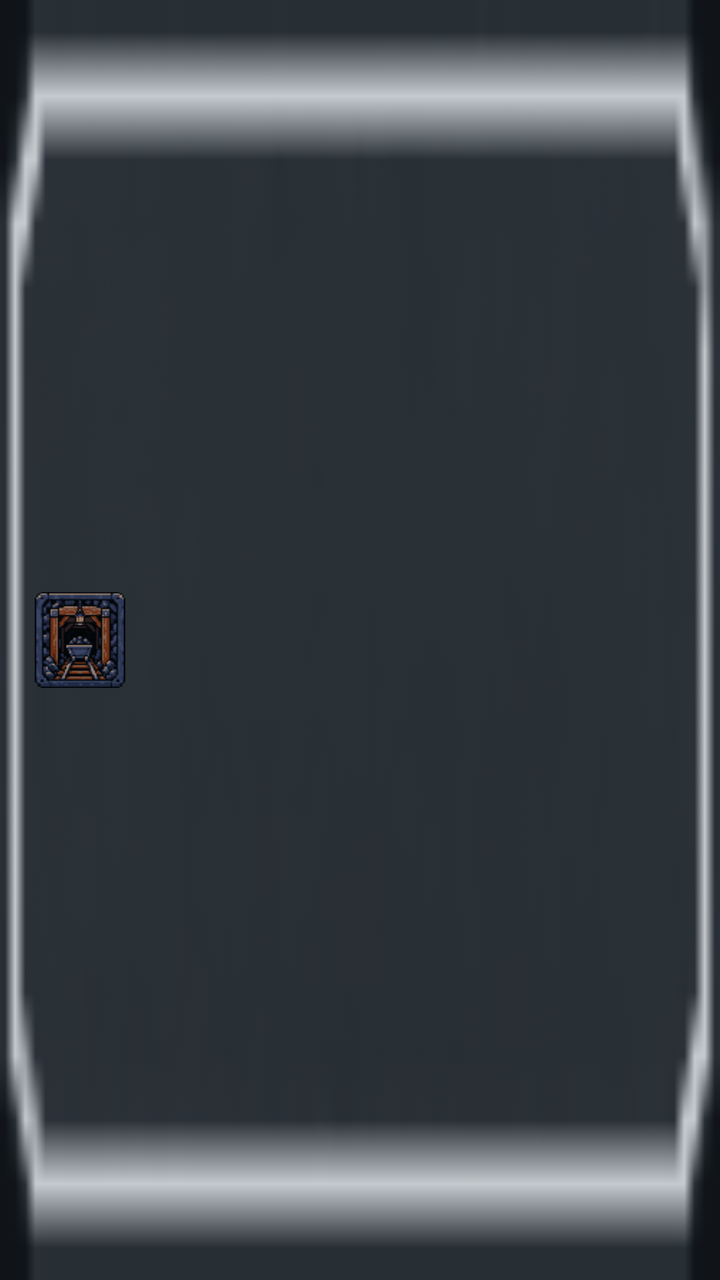
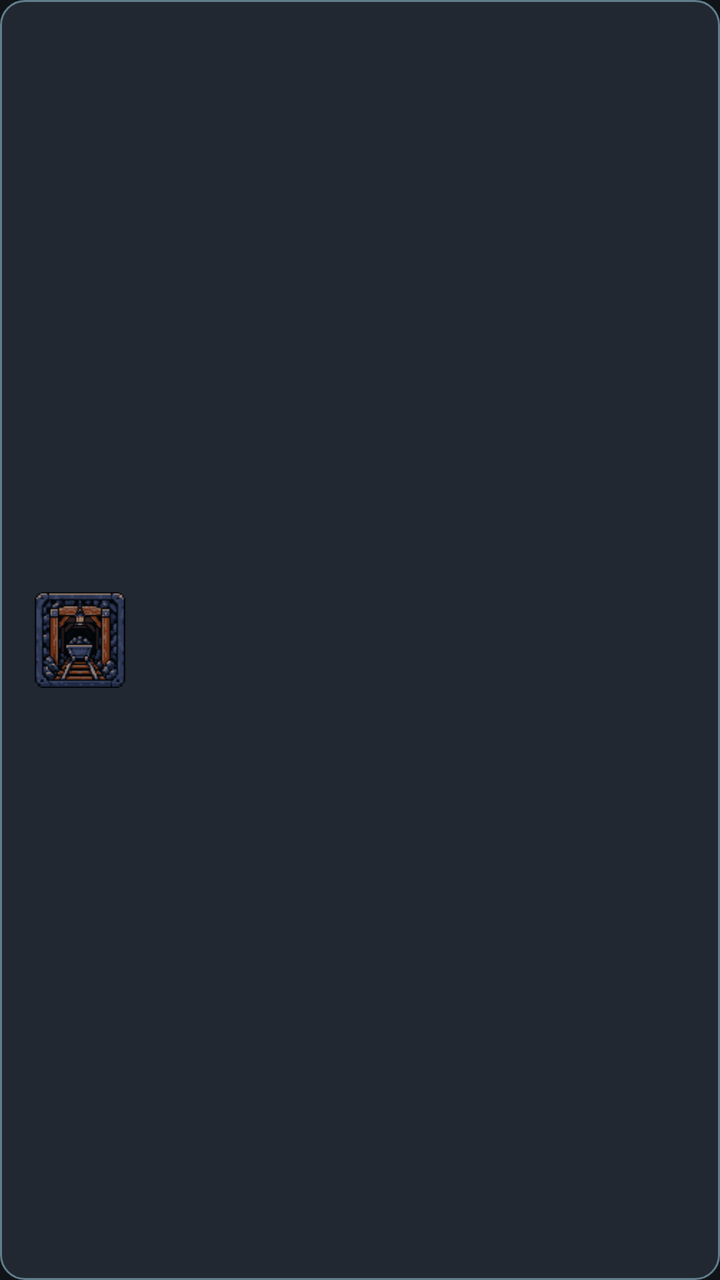

An Android layout rendered at two revisions. The XML below is the earlier revision; the diff shows what the commit changed to produce the second picture.
<!-- AndroidManifest.xml: application theme Theme.MinesweeperEvolution -->
<!-- res/layout/item_mode_card.xml -->
<?xml version="1.0" encoding="utf-8"?>
<LinearLayout xmlns:android="http://schemas.android.com/apk/res/android"
    android:layout_width="match_parent"
    android:layout_height="wrap_content"
    android:orientation="horizontal"
    android:gravity="center_vertical"
    android:background="@drawable/ui_button_normal"
    android:padding="16dp"
    android:clickable="true"
    android:focusable="true">

    <ImageView
        android:id="@+id/ivModeIcon"
        android:layout_width="48dp"
        android:layout_height="48dp"
        android:layout_marginEnd="12dp"
        android:scaleType="fitCenter"
        android:contentDescription="@null"
        android:src="@drawable/mode_classic" />

    <LinearLayout
        android:layout_width="0dp"
        android:layout_height="wrap_content"
        android:layout_weight="1"
        android:orientation="vertical">

        <TextView
            android:id="@+id/tvModeName"
            style="@style/ModeTitle"
            android:fontFamily="@font/pixelify_sans"
            android:layout_width="wrap_content"
            android:layout_height="wrap_content" />

        <TextView
            android:id="@+id/tvModeDesc"
            style="@style/ModeDesc"
            android:fontFamily="@font/pixelify_sans"
            android:layout_width="match_parent"
            android:layout_height="wrap_content"
            android:layout_marginTop="4dp" />
    </LinearLayout>
</LinearLayout>
<!-- resources referenced by this layout -->
<resources>
  <!-- drawable mode_classic: png bitmap (drawable, 5647 bytes) -->
  <!-- drawable ui_button_normal: png bitmap (drawable, 1182 bytes) -->
  <style name="ModeDesc">
          <item name="android:textSize">13sp</item>
          <item name="android:textColor">@color/text_secondary</item>
          <item name="android:lineSpacingExtra">2dp</item>
      </style>
  <style name="ModeTitle">
          <item name="android:textSize">20sp</item>
          <item name="android:textStyle">bold</item>
          <item name="android:textColor">@color/text_primary</item>
      </style>
  <style name="Theme.MinesweeperEvolution" parent="Theme.AppCompat.NoActionBar">
          <item name="colorPrimary">@color/accent</item>
          <item name="colorPrimaryDark">@color/accent_2</item>
          <item name="colorAccent">@color/accent</item>
          <item name="android:windowBackground">@color/bg_dark</item>
          <item name="android:textColorPrimary">@color/text_primary</item>
          <item name="android:textColorSecondary">@color/text_secondary</item>
          <item name="android:statusBarColor" tools:targetApi="l">@color/bg_dark</item>
          
          <item name="android:alertDialogTheme">@style/Theme.MinesweeperDialog</item>
          <item name="alertDialogTheme">@style/Theme.MinesweeperDialog</item>
      </style>
  <color name="text_secondary">#FFB0BEC5</color>
  <color name="text_primary">#FFECEFF1</color>
  <color name="accent">#FF00BCD4</color>
  <color name="accent_2">#FF26C6DA</color>
  <color name="bg_dark">#FF101418</color>
  <style name="Theme.MinesweeperDialog" parent="Theme.AppCompat.Dialog.Alert">
          <item name="android:windowBackground">@color/bg_panel</item>
          <item name="android:textColorPrimary">@color/text_primary</item>
          <item name="android:textColorSecondary">@color/text_secondary</item>
          <item name="colorAccent">@color/accent</item>
          <item name="android:buttonBarButtonStyle">@style/Widget.DialogButton</item>
      </style>
  <color name="bg_panel">#FF1A1F26</color>
  <style name="Widget.DialogButton" parent="Widget.AppCompat.Button.ButtonBar.AlertDialog">
          <item name="android:textColor">@color/accent</item>
      </style>
</resources>

<!-- the commit's change to res/layout/item_mode_card.xml (unified diff, before → after) -->
@@ -4,7 +4,7 @@
     android:layout_height="wrap_content"
     android:orientation="horizontal"
     android:gravity="center_vertical"
-    android:background="@drawable/ui_button_normal"
+    android:background="@drawable/bg_button_secondary"
     android:padding="16dp"
     android:clickable="true"
     android:focusable="true">
<!-- resource entries referenced after the edit -->
@@ -1,7 +1,34 @@
 <!-- resources referenced by this layout -->
 <resources>
+  <!-- drawable bg_button_secondary (drawable) -->
+  <?xml version="1.0" encoding="utf-8"?>
+  <selector xmlns:android="http://schemas.android.com/apk/res/android">
+      
+      <item android:state_selected="true">
+          <shape android:shape="rectangle">
+              <solid android:color="@color/accent"/>
+              <corners android:radius="12dp"/>
+              <stroke android:width="1dp" android:color="@color/accent_2"/>
+          </shape>
+      </item>
+      
+      <item android:state_pressed="true">
+          <shape android:shape="rectangle">
+              <solid android:color="@color/bg_panel_alt"/>
+              <corners android:radius="12dp"/>
+              <stroke android:width="2dp" android:color="@color/accent"/>
+          </shape>
+      </item>
+      
+      <item>
+          <shape android:shape="rectangle">
+              <solid android:color="@color/bg_panel_alt"/>
+              <corners android:radius="12dp"/>
+              <stroke android:width="1dp" android:color="@color/text_dim"/>
+          </shape>
+      </item>
+  </selector>
   <!-- drawable mode_classic: png bitmap (drawable, 5647 bytes) -->
-  <!-- drawable ui_button_normal: png bitmap (drawable, 1182 bytes) -->
   <style name="ModeDesc">
           <item name="android:textSize">13sp</item>
           <item name="android:textColor">@color/text_secondary</item>
@@ -28,6 +55,8 @@
   <color name="text_primary">#FFECEFF1</color>
   <color name="accent">#FF00BCD4</color>
   <color name="accent_2">#FF26C6DA</color>
+  <color name="bg_panel_alt">#FF222831</color>
+  <color name="text_dim">#FF607D8B</color>
   <color name="bg_dark">#FF101418</color>
   <style name="Theme.MinesweeperDialog" parent="Theme.AppCompat.Dialog.Alert">
           <item name="android:windowBackground">@color/bg_panel</item>
